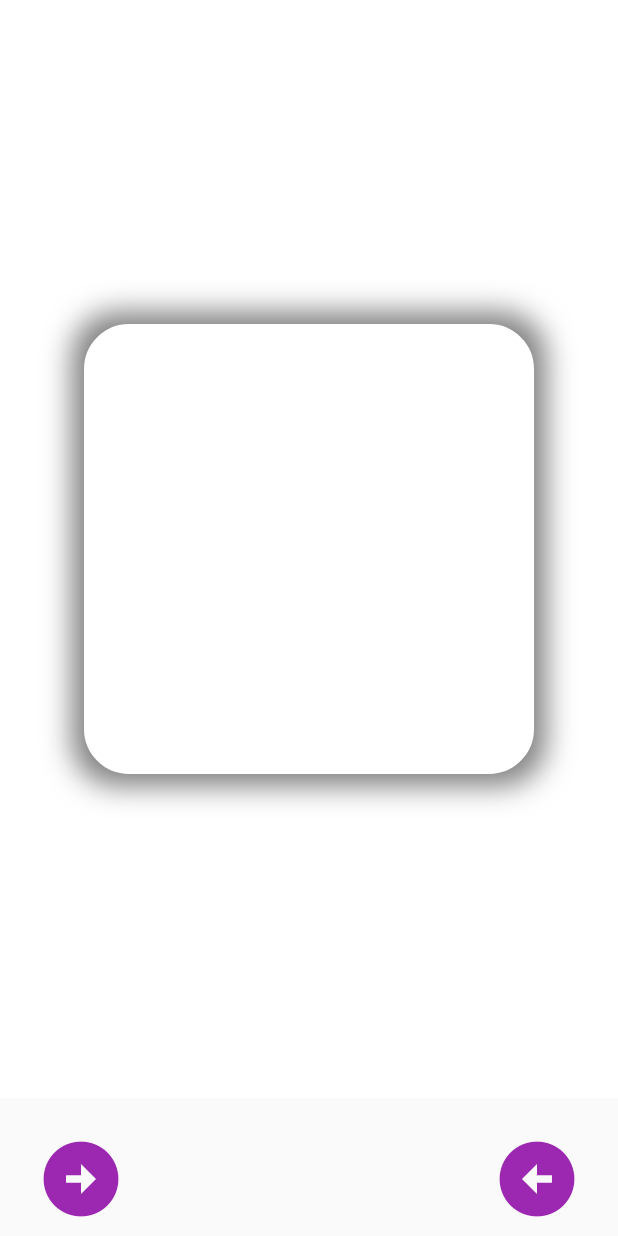
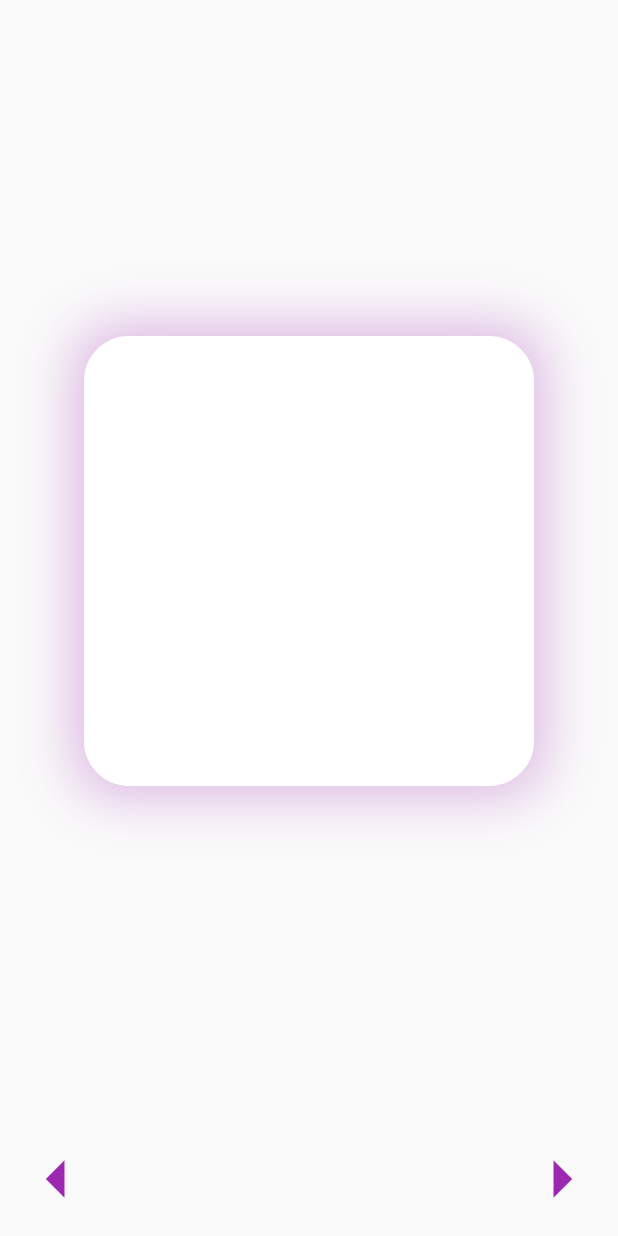
Before and after one commit to PNikita11/mx, a Flutter app: the RegisterPage screen opened directly, on a phone screen of 412 x 824 dp. Run offline on Flutter 3.47's test engine with Material 2 defaults, Android fonts, the phone set to English and light mode, and no system bars; our stand-ins replace google_fonts, loading_animation_widget.

Commit message:
seventh commit

```diff
--- a/lib/pages/register.dart
+++ b/lib/pages/register.dart
@@ -48,12 +48,7 @@ class _RegisterPageState extends State<RegisterPage> {
             scale: scaleFactor,
             child: Container(
               decoration: BoxDecoration(
-                color: Colors.white,
-                borderRadius: BorderRadius.circular(20.0),
-                border: Border.all(
-                  color: Colors.white,
-                  width: 2.0,
-                ),
+                color: Colors.transparent,
               ),
               child: Center(
                 child: Container(
@@ -68,9 +63,9 @@ class _RegisterPageState extends State<RegisterPage> {
                     ),
                     boxShadow: [
                       BoxShadow(
-                        color: Colors.black.withOpacity(0.5),
+                        color: Colors.purple.withOpacity(0.3),
                         spreadRadius: 5,
-                        blurRadius: 10,
+                        blurRadius: 20,
                         offset: Offset(0, 0),
                       ),
                     ],
@@ -90,8 +85,6 @@ class _RegisterPageState extends State<RegisterPage> {
       body: Column(
         children: [
           Expanded(
-            child: Padding(
-              padding: EdgeInsets.only(bottom: 16.0),
             child: Align(
               alignment: Alignment.center,
               child: PageView.builder(
@@ -111,14 +104,11 @@ class _RegisterPageState extends State<RegisterPage> {
               ),
             ),
           ),
-          ),
-          Padding(
-            padding: EdgeInsets.symmetric(horizontal: 16.0),
-            child: Row(
+          Row(
             mainAxisAlignment: MainAxisAlignment.spaceBetween,
             children: [
               IconButton(
-                  icon: Icon(Icons.arrow_circle_right),
+                icon: Icon(Icons.arrow_left_outlined),
                 color: Colors.purple,
                 iconSize: 60,
                 onPressed: () {
@@ -128,19 +118,16 @@ class _RegisterPageState extends State<RegisterPage> {
                 },
               ),
               IconButton(
-                  icon: Icon(Icons.arrow_circle_left),
+                icon: Icon(Icons.arrow_right_outlined),
                 color: Colors.purple,
                 iconSize: 60,
                 onPressed: () {
                   setState(() {
-                      currentIndex = currentIndex < data.length - 1
-                          ? currentIndex + 1
-                          : currentIndex;
+                    currentIndex = currentIndex < data.length - 1 ? currentIndex + 1 : currentIndex;
                   });
                 },
               ),
             ],
-            ),
           ),
         ],
       ),
--- a/pubspec.yaml
+++ b/pubspec.yaml
@@ -39,7 +39,6 @@ dependencies:
   google_fonts: ^5.1.0
   animations: ^2.0.7
   loading_animation_widget: ^1.2.0+4
-  flutter_svg: ^0.17.4
   scroll_snap_list: ^0.9.1
 
 
```
Also changed, not shown: pubspec.lock. Lines whose indentation alone changed are shown as unchanged.
